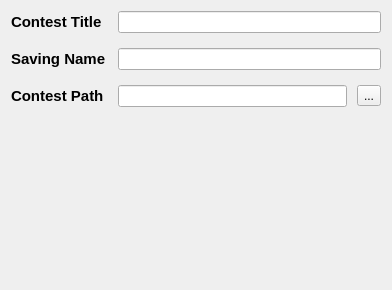
The window that forms_unix/newcontestwidget.ui (Project-LemonLime/Project_LemonLime) describes before a commit, drawn with Qt 5.
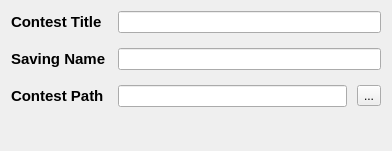
The same window after the commit.

```diff
--- a/forms_unix/newcontestwidget.ui
+++ b/forms_unix/newcontestwidget.ui
@@ -7,7 +7,7 @@
     <x>0</x>
     <y>0</y>
     <width>392</width>
-    <height>290</height>
+    <height>151</height>
    </rect>
   </property>
   <property name="windowTitle">
```
